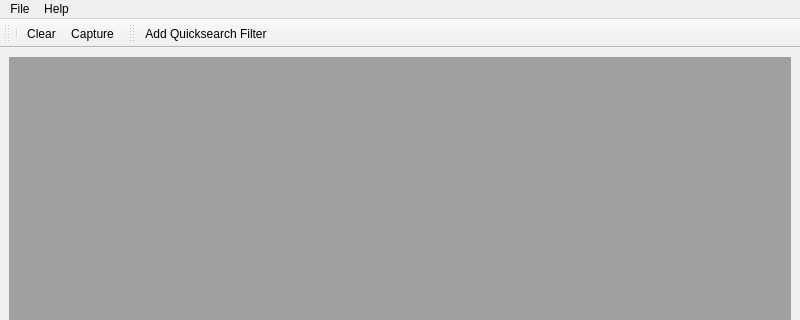
The window that logWitch/logfileanalyser.ui (Kiwi-MethodPark/LogWitch) describes before a commit, drawn with Qt 5; both pictures show x 0 to 800 and y 0 to 320 of the 800 by 600 pixel window.
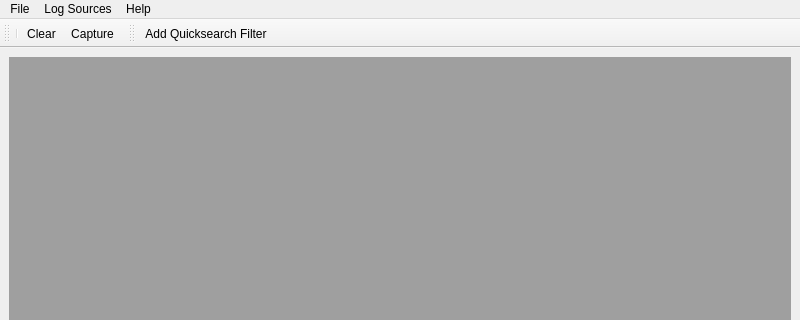
The same window after the commit. Icons and pictures are not drawn.

Diff of the .ui file:
```diff
--- a/logWitch/logfileanalyser.ui
+++ b/logWitch/logfileanalyser.ui
@@ -38,6 +38,11 @@
     <addaction name="actionOpenDummyLogger"/>
     <addaction name="actionAddEntries"/>
    </widget>
+   <widget class="QMenu" name="menuLogSources">
+    <property name="title">
+     <string>Log Sources</string>
+    </property>
+   </widget>   
    <widget class="QMenu" name="menuHelp">
     <property name="title">
      <string>Help</string>
@@ -45,6 +50,7 @@
     <addaction name="actionHelp"/>
    </widget>
    <addaction name="menuFile"/>
+   <addaction name="menuLogSources"/>
    <addaction name="menuHelp"/>
   </widget>
   <widget class="QStatusBar" name="statusbar"/>
```
Left out of the diff: 2 changed lines with no effect on the pictures.
